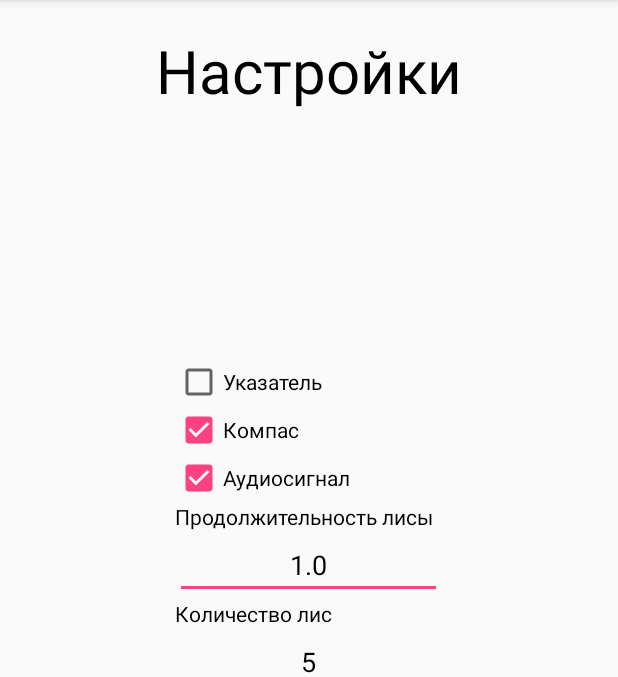
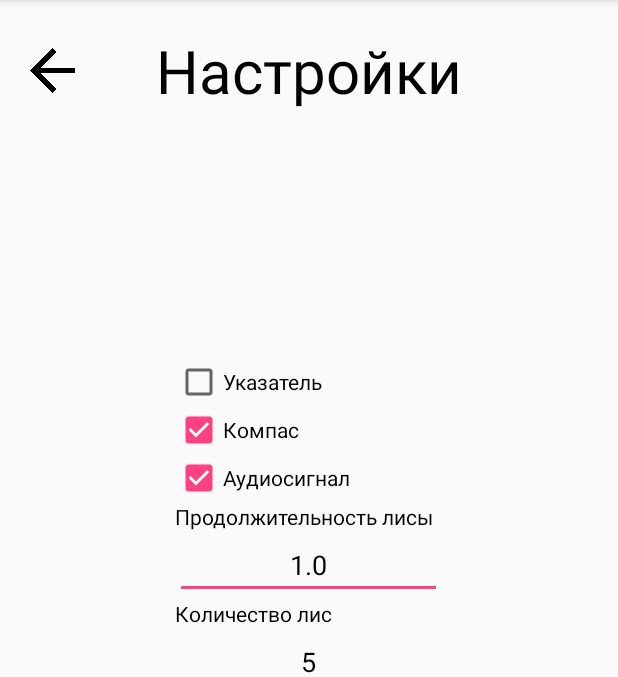
Before and after one commit to Fizik2/FoxHunting, an Android app: the SettingsActivity screen opened directly, with no data from a screen before it, on a phone screen of 412 x 824 dp, the part 84-761 px from its top. Run offline under Robolectric (Android 15) with nearby library versions, the phone set to English and light mode, and no system bars.

Commit message:
Button 'Back' in settings

```diff
--- a/app/src/main/java/com/hunting/fox/foxhunting/Activities/MapsActivity.java
+++ b/app/src/main/java/com/hunting/fox/foxhunting/Activities/MapsActivity.java
@@ -98,6 +98,7 @@ public class MapsActivity extends FragmentActivity implements
 
     public void onClickGiveUp(View view) {
         if(game == null) return;
+
         final Activity activity = this;
         new AlertDialog.Builder(this)
                 .setIcon(android.R.drawable.ic_delete)
@@ -189,6 +190,7 @@ public class MapsActivity extends FragmentActivity implements
         mp.start();
 
         //zoom to current position:
+        if(game == null) return;
         CameraPosition cameraPosition = new CameraPosition.Builder().target(game.getFirstLatLng()).zoom(14).build();
         mMap.animateCamera(CameraUpdateFactory.newCameraPosition(cameraPosition));
     }
--- a/app/src/main/res/layout/activity_settings.xml
+++ b/app/src/main/res/layout/activity_settings.xml
@@ -3,7 +3,22 @@
     android:layout_width="match_parent"
     android:layout_height="match_parent"
     tools:context="com.hunting.fox.foxhunting.Activities.MenuActivity"
+
     >
+
+    <RelativeLayout
+        android:layout_width="match_parent"
+        android:layout_height="wrap_content"
+        android:layout_marginTop="20dp">
+
+        <ImageView
+            android:layout_width="30dp"
+            android:layout_height="30dp"
+            android:layout_marginLeft="20dp"
+            android:layout_centerVertical="true"
+            android:src="@drawable/back_arrow"
+            android:contentDescription="@string/goback"
+            android:onClick="onBack"/>
 
         <TextView
             android:layout_width="wrap_content"
@@ -11,9 +26,11 @@
             android:gravity="center_horizontal"
             android:text="@string/settings"
             android:layout_centerHorizontal="true"
-        android:layout_marginTop="20dp"
             android:textSize="40sp"
             android:textColor="#000"/>
+
+    </RelativeLayout>
+
 
 
     <LinearLayout
--- a/app/src/main/res/values/strings.xml
+++ b/app/src/main/res/values/strings.xml
@@ -3,7 +3,7 @@
     <string name="title_activity_maps">Карта</string>
     <string name="title_activity_menu">Меню</string>
 
-    <string name="startPlay">Начать игру</string>
+    <string name="startPlay">Играть</string>
     <string name="settings">Настройки</string>
     <string name="exit">Выход</string>
 
@@ -29,4 +29,5 @@
     <string name="toStart">К началу</string>
     <string name="typeMap">Тип карты</string>
     <string name="giveUp">Сдаться</string>
+    <string name="goback">goBack</string>
 </resources>
```
Also changed, not shown: app/src/main/java/com/hunting/fox/foxhunting/Activities/SettingsActivity.java (+11 -6 lines), app/src/main/java/com/hunting/fox/foxhunting/Game.java (+19 -7 lines), app/src/main/res/drawable/back_arrow.png (added). Lines whose indentation alone changed are shown as unchanged.
